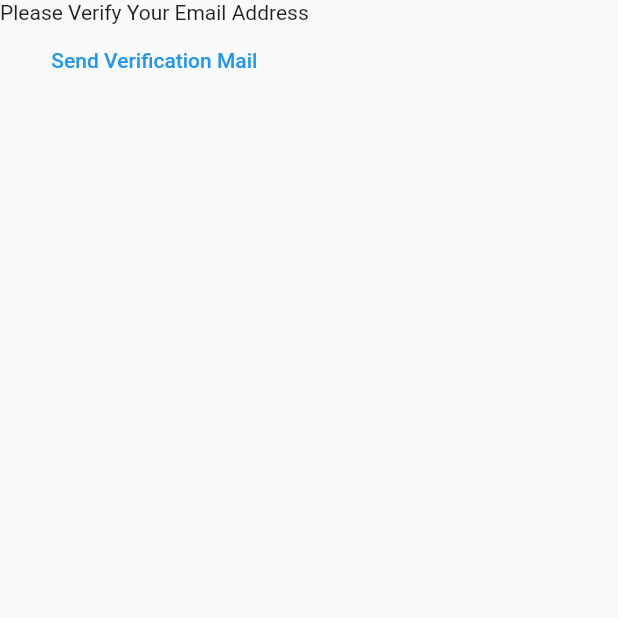
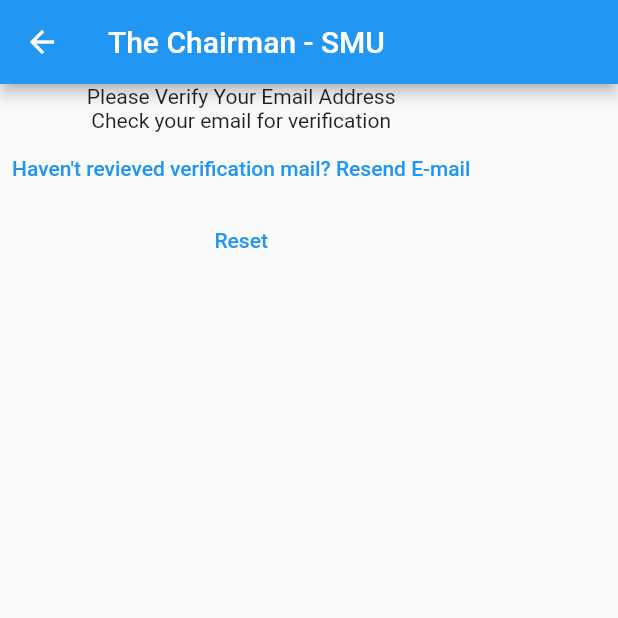
Before and after one commit to YehiaEhab16/Sharing-App, a Flutter app: the VerifyEmailView screen opened directly, on a phone screen of 412 x 824 dp, the top half of it. Run offline on Flutter 3.47's test engine with Material 2 defaults, Android fonts, the phone set to English and light mode, and no system bars; our stand-ins replace firebase_auth, firebase_core; accounts and stored records are empty.

Commit message:
Handled Verification

```diff
--- /dev/null
+++ b/lib/constants/routes.dart
@@ -0,0 +1,4 @@
+const loginRoute = '/login/';
+const registerRoute = '/register/';
+const mainRoute = '/main/';
+const verifyRoute = '/verfiy/';
--- a/lib/views/mainview.dart
+++ b/lib/views/mainview.dart
@@ -1,5 +1,6 @@
 import 'package:firebase_auth/firebase_auth.dart';
 import 'package:flutter/material.dart';
+import 'package:my_app/constants/routes.dart';
 
 enum MenuAction { logout }
 
@@ -23,7 +24,7 @@ class _MainViewState extends State<MainView> {
               if (shouldLogout) {
                 await FirebaseAuth.instance.signOut();
                 Navigator.of(context).pushNamedAndRemoveUntil(
-                  '/login/',
+                  loginRoute,
                   (_) => false,
                 );
               }
--- a/lib/views/verifyemailview.dart
+++ b/lib/views/verifyemailview.dart
@@ -1,5 +1,6 @@
 import 'package:firebase_auth/firebase_auth.dart';
 import 'package:flutter/material.dart';
+import 'package:my_app/constants/routes.dart';
 
 class VerifyEmailView extends StatefulWidget {
   const VerifyEmailView({Key? key}) : super(key: key);
@@ -12,15 +13,27 @@ class _VerifyEmailViewState extends State<VerifyEmailView> {
   @override
   Widget build(BuildContext context) {
     return Scaffold(
+      appBar: AppBar(
+        title: const Text('The Chairman - SMU'),
+      ),
       body: Column(
         children: [
           const Text("Please Verify Your Email Address"),
+          const Text("Check your email for verification"),
           TextButton(
               onPressed: () async {
                 final user = FirebaseAuth.instance.currentUser;
                 await user?.sendEmailVerification();
               },
-              child: const Text('Send Verification Mail')),
+              child: const Text(
+                  "Haven't revieved verification mail? Resend E-mail")),
+          TextButton(
+              onPressed: () async {
+                await FirebaseAuth.instance.signOut();
+                Navigator.of(context)
+                    .pushNamedAndRemoveUntil(registerRoute, (route) => false);
+              },
+              child: const Text("Reset")),
         ],
       ),
     );
```
Also changed, not shown: lib/main.dart (+5 -3 lines), lib/utils/errordialog.dart (added, +21 -0 lines), lib/views/loginview.dart (+16 -8 lines), lib/views/registerview.dart (+9 -4 lines).
